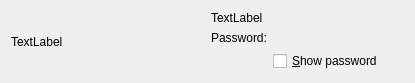
Before: the Qt Designer form kded/passworddialog.ui in KDE/plasma-nm, drawn with Qt 5.
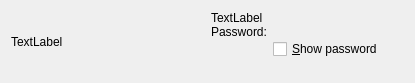
After: the same form once the commit is applied. Custom widgets are drawn as their Qt base class.

What changed in the file:
```diff
--- a/kded/passworddialog.ui
+++ b/kded/passworddialog.ui
@@ -23,6 +23,9 @@
    </item>
    <item row="0" column="1">
     <layout class="QFormLayout" name="formLayout">
+    <property name="verticalSpacing">
+    <number>0</number>
+    </property>
      <item row="1" column="0">
       <widget class="QLabel" name="labelPass">
        <property name="text">
```
